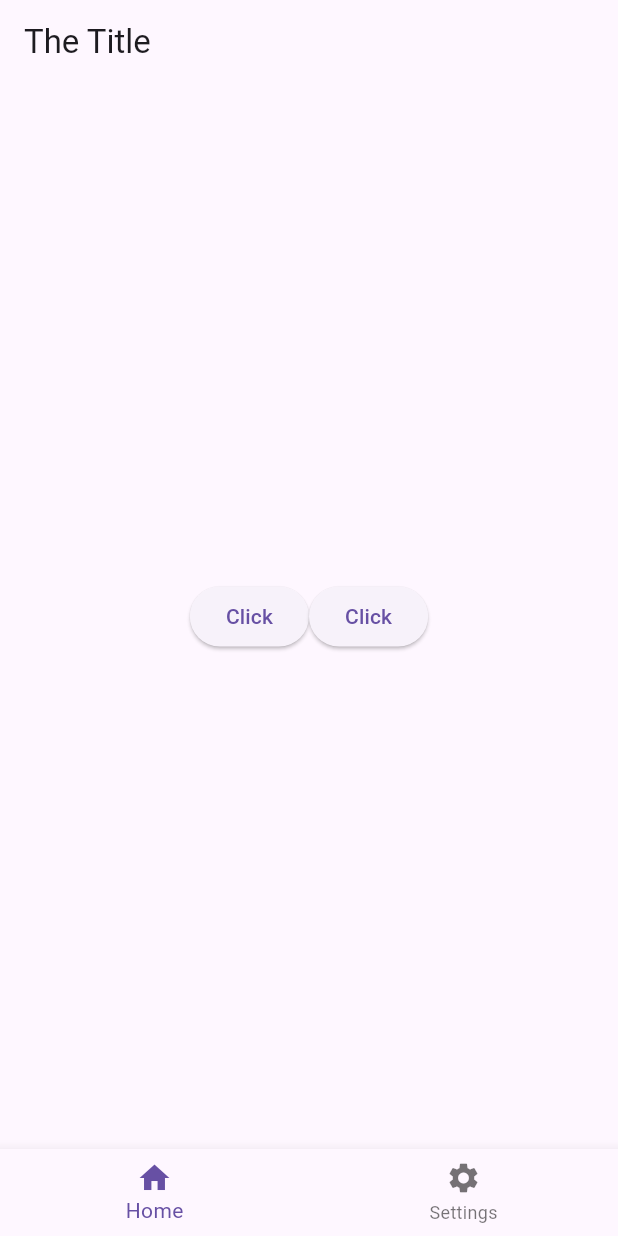
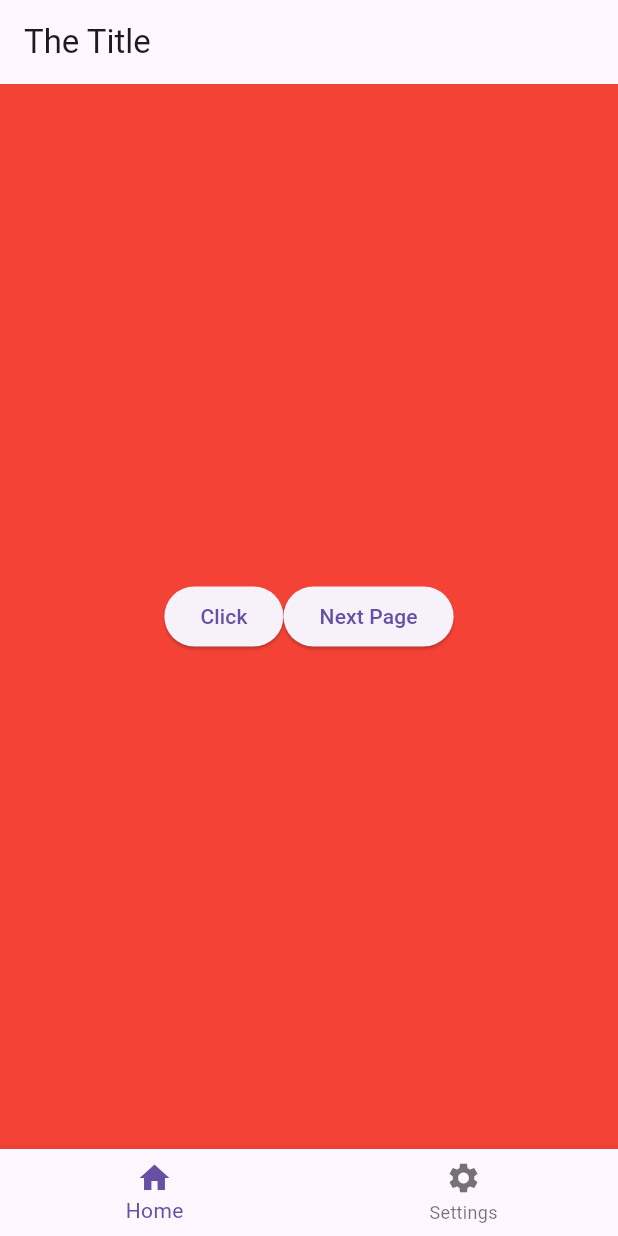
Before and after one commit to Danial-Haziq/Task-1-Flutter, a Flutter app: the screen it shows after launch, on a phone screen of 412 x 824 dp. Run offline on Flutter 3.47's test engine with Material 3 defaults, Android fonts, the phone set to English and light mode, and no system bars.

Commit message:
Hit 3 hours mark

```diff
--- a/lib/main.dart
+++ b/lib/main.dart
@@ -1,35 +1,51 @@
 import 'package:flutter/material.dart';
+import 'next_page.dart';
 
 void main() {
   runApp(MyApp());
 }
 
 class MyApp extends StatefulWidget {
-  MyApp({super.key});
+  const MyApp({super.key});
 
   @override
   State<MyApp> createState() => _MyAppState();
 }
 
 class _MyAppState extends State<MyApp> {
+  @override
+  Widget build(BuildContext context) {
+    return MaterialApp(debugShowCheckedModeBanner: false, home: MyAppExt());
+  }
+}
+
+class MyAppExt extends StatefulWidget {
+  const MyAppExt({super.key});
+
+  @override
+  State<MyAppExt> createState() => _MyAppExtState();
+}
+
+class _MyAppExtState extends State<MyAppExt> {
   String buttonName = 'Click';
   int currentIndex = 0;
+  bool isClicked = false;
 
   @override
   Widget build(BuildContext context) {
-    return MaterialApp(
-      debugShowCheckedModeBanner: false,
-      home: Scaffold(
+    return Scaffold(
       appBar: AppBar(title: Text('The Title')),
       body: Center(
-          child: SizedBox(
+        child: currentIndex == 0
+            ? Container(
                 width: double.infinity,
+                height: double.infinity,
+                color: Colors.red,
                 child: Row(
                   mainAxisAlignment: MainAxisAlignment.center,
                   crossAxisAlignment: CrossAxisAlignment.center,
                   children: [
                     ElevatedButton(
-                  style: ElevatedButton.styleFrom(),
                       onPressed: () {
                         setState(() {
                           buttonName = 'Clicked';
@@ -39,13 +55,28 @@ class _MyAppState extends State<MyApp> {
                     ),
                     ElevatedButton(
                       onPressed: () {
+                        Navigator.of(context).push(
+                          MaterialPageRoute(
+                            builder: (BuildContext context) =>
+                                const SecondPage(),
+                          ),
+                        );
+                      },
+                      child: const Text('Next Page'),
+                    ),
+                  ],
+                ),
+              )
+            : GestureDetector(
+                onTap: () {
                   setState(() {
-                      buttonName = 'Clicked';
+                    isClicked = !isClicked;
                   });
                 },
-                  child: Text(buttonName),
-                ),
-              ],
+                child: isClicked
+                    ? Image.asset('images/skibidi.png')
+                    : Image.network(
+                        'https://plastermagazine.com/wp-content/uploads/2025/06/6i_ILnUfk.jpeg',
                       ),
               ),
       ),
@@ -64,7 +95,6 @@ class _MyAppState extends State<MyApp> {
           });
         },
       ),
-      ),
     );
   }
 }
--- /dev/null
+++ b/lib/next_page.dart
@@ -0,0 +1,10 @@
+import 'package:flutter/material.dart';
+
+class SecondPage extends StatelessWidget {
+  const SecondPage({super.key});
+
+  @override
+  Widget build(BuildContext context) {
+    return Scaffold(appBar: AppBar());
+  }
+}
```
Also changed, not shown: pubspec.yaml (+23 -2 lines), images/launcher_icon.png (added), images/skibidi.png (added), pubspec.lock, 43 other files. Lines whose indentation alone changed are shown as unchanged.
